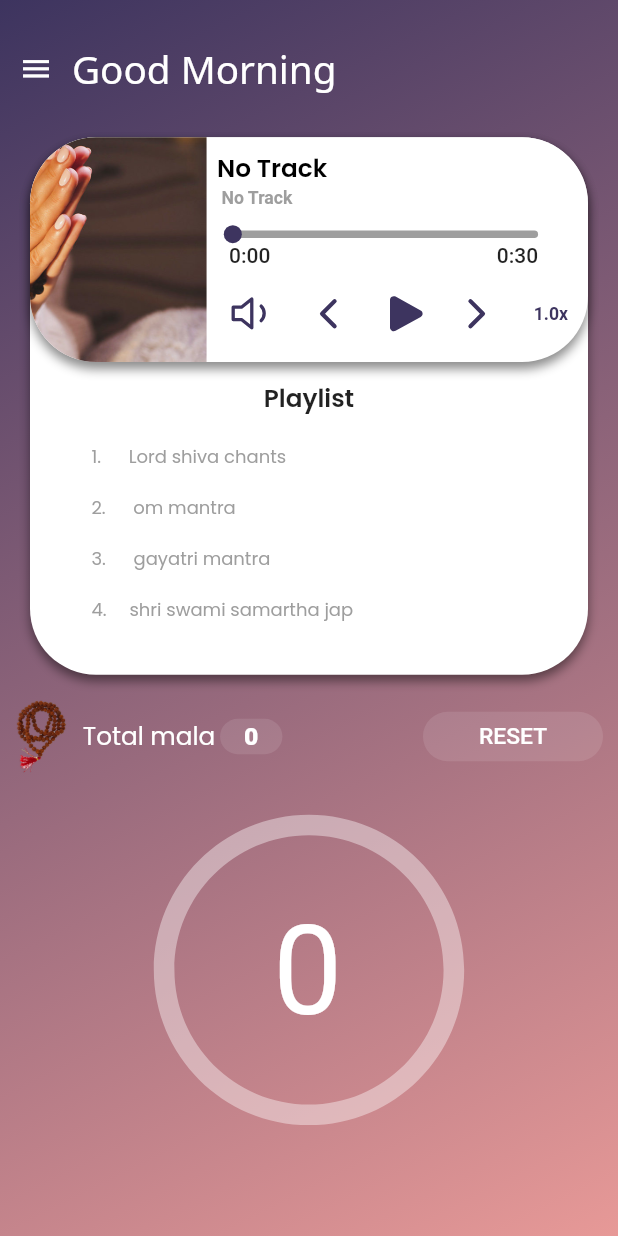
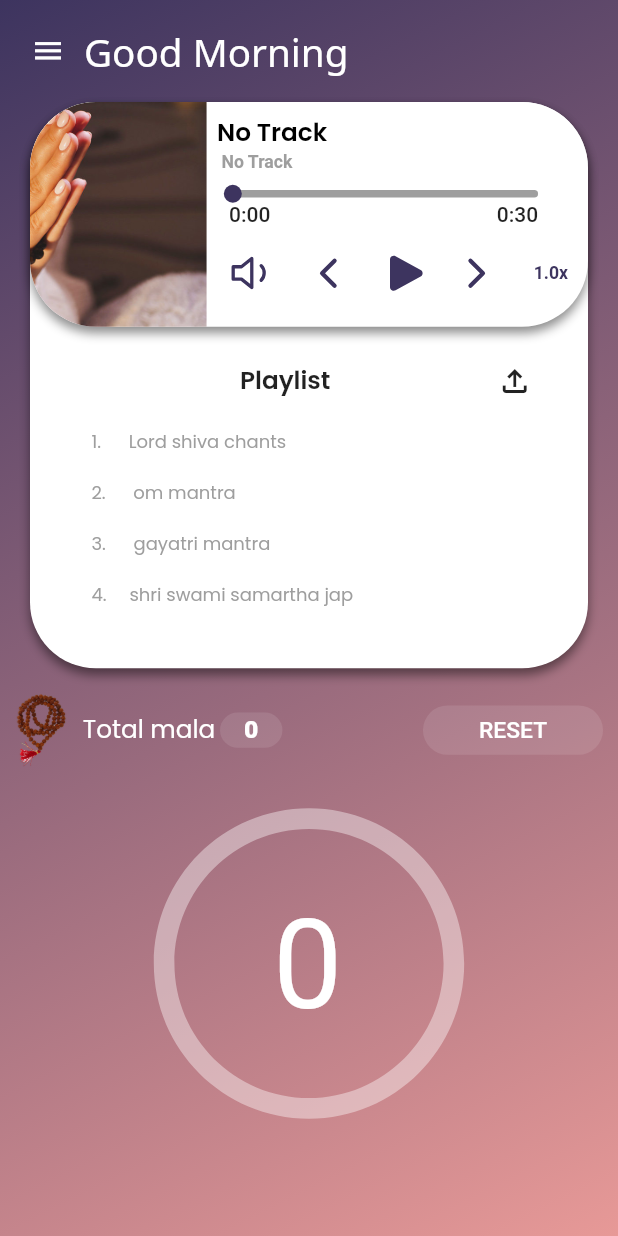
Before and after one commit to mounikagajjala1999/chantingapp, a Flutter app: the screen it shows after launch, on a phone screen of 412 x 824 dp. Run offline on Flutter 3.47's test engine with Material 2 defaults, Android fonts, the phone set to English and light mode, and no system bars; drawn by our look-alikes of audio_video_progress_bar; our stand-ins replace flutter_svg, hive, hive_flutter, just_audio, package_info_plus, vibration; accounts and stored records are empty; network calls fail; Roboto replaces fonts that are missing (assets/fonts/Poppins/Poppins-Regular.ttf).

Commit message:
new update

```diff
--- a/lib/main.dart
+++ b/lib/main.dart
@@ -6,11 +6,7 @@
 // flutter run -t lib/example_playlist.dart
 
 // import 'package:audio_session/audio_session.dart';
-import 'package:flutter/foundation.dart';
 import 'package:flutter/material.dart';
-import 'package:flutter/services.dart';
-import 'package:just_audio/just_audio.dart';
-import 'package:vibration/vibration.dart';
 import 'package:yt_counter/my_app.dart';
 import 'package:hive/hive.dart';
 import 'package:hive_flutter/adapters.dart';
@@ -20,7 +16,6 @@ import 'package:hive_flutter/hive_flutter.dart';
 // void main() => runApp(const Chant());
  Future<void> main() async {
   await Hive.initFlutter();
-
 
   var box = await Hive.openBox<dynamic>('mybox');
 
--- a/lib/my_app.dart
+++ b/lib/my_app.dart
@@ -22,7 +22,7 @@ class MyApp extends StatelessWidget {
   @override
   Widget build(BuildContext context) {
     return MaterialApp(
-      title: 'ui',
+      title: 'Chanting App',
       theme: ThemeData(
         primarySwatch: Colors.green,
       ), // ThemeData
--- a/lib/ui/home_page.dart
+++ b/lib/ui/home_page.dart
@@ -11,6 +11,7 @@ import 'package:package_info_plus/package_info_plus.dart';
 import 'package:vibration/vibration.dart';
 import 'package:yt_counter/chanting/api.dart';
 import 'package:yt_counter/chanting/model.dart';
+import 'package:yt_counter/chanting/post_api.dart';
 import 'package:yt_counter/main.dart';
 import 'package:yt_counter/my_app.dart';
 import 'package:yt_counter/res/audio_metadata.dart';
@@ -26,6 +27,15 @@ class MyHomePage extends StatefulWidget {
   State<MyHomePage> createState() => _MyHomePageState();
 }
 
+class DurationState {
+  const DurationState(
+      {required this.progress, required this.buffered, required this.total});
+
+  final Duration progress;
+  final Duration buffered;
+  final Duration total;
+}
+
 class _MyHomePageState extends State<MyHomePage> with WidgetsBindingObserver {
   late AppLifecycleState _lastLifecycleState;
   late AudioPlayer _player;
@@ -34,21 +44,19 @@ class _MyHomePageState extends State<MyHomePage> with WidgetsBindingObserver {
   int _malaCounter = 0;
   int _counter = 0;
   final _scaffoldMessengerKey = GlobalKey<ScaffoldMessengerState>();
-  List<String> list = [];
 
   void _incrementCounter() {
-
     setState(() {
       _counter++;
     });
   }
-
 
   void _clear() {
     String time = DateFormat("hh:mm:ss a").format(DateTime.now());
     String date = DateFormat("dd-MM-yyyy").format(DateTime.now());
     if (_counter != 0) {
       final box = Hive.box<dynamic>('mybox');
+      List<String> list = box.get(counterKey) ?? [];
       list.add("$_counter $date $time");
       box.put(counterKey, list);
     }
@@ -127,7 +135,7 @@ class _MyHomePageState extends State<MyHomePage> with WidgetsBindingObserver {
   ]);
 
   Future<void> _callApi(version, packageName) async {
-    ForceUpdateModel? data = await api.getData(version);
+    ForceUpdateModel? data = await apiget.getData(version);
     if (data!.code == 1) {
       var appVersionFromApi = data.result![0].appVersion;
       if (version != appVersionFromApi) {
@@ -148,7 +156,6 @@ class _MyHomePageState extends State<MyHomePage> with WidgetsBindingObserver {
       }
     }
   }
-
 
   Future<void> _init() async {
     // final session = await AudioSession.instance;
@@ -250,7 +257,6 @@ class _MyHomePageState extends State<MyHomePage> with WidgetsBindingObserver {
           child: SizedBox(
             // height: size.height,
             child: Column(
-
               children: [
                 MyAppBarWidget(drawerscaffoldkey: drawerscaffoldkey),
                 _playerA(size),
@@ -404,7 +410,7 @@ class _MyHomePageState extends State<MyHomePage> with WidgetsBindingObserver {
     return Container(
       // padding: EdgeInsets.symmetric(horizontal: 20),
       margin: EdgeInsets.symmetric(horizontal: 20),
-      height: size.height / 2.3,
+      // height: size.height / 2.3,
       // width: 200,
       decoration: BoxDecoration(
           color: Colors.white,
@@ -435,14 +441,14 @@ class _MyHomePageState extends State<MyHomePage> with WidgetsBindingObserver {
                 Expanded(
                   // flex: 2,
                   child: Padding(
-                    padding: const EdgeInsets.only(left:7),
+                    padding: const EdgeInsets.only(left: 7),
                     child: Column(
                       crossAxisAlignment: CrossAxisAlignment.start,
                       mainAxisAlignment: MainAxisAlignment.center,
                       children: [
                         Container(
-                            width: size.width/4,
-                            height: size.height/18,
+                            // width: size.width/4,
+                            // height: size.height/18,
                             // color: Colors.black,
                             child: Column(
                           crossAxisAlignment: CrossAxisAlignment.start,
@@ -475,9 +481,8 @@ class _MyHomePageState extends State<MyHomePage> with WidgetsBindingObserver {
                           child: Padding(
                             padding: const EdgeInsets.all(8.0),
                             child: SizedBox(
-                              height:size.height/35,
-                              width:size.width/2,
-
+                              height: size.height / 35,
+                              width: size.width / 2,
                               child: ProgressBar(
                                 progressBarColor: Color(0xff3D345F),
                                 baseBarColor: Colors.grey,
@@ -510,13 +515,30 @@ class _MyHomePageState extends State<MyHomePage> with WidgetsBindingObserver {
             ),
           ),
           SizedBox(height: size.height / 68),
-          Text("Playlist",
-              style: TextStyle(
-                fontSize: size.width / 25,
-                fontWeight: FontWeight.bold,
-                fontFamily: "Poppins",
-              )),
-          SizedBox(height: size.height / 90),
+          Row(
+            children: [
+              Padding(
+                padding: const EdgeInsets.only(left: 140),
+                child: Text("Playlist",
+                    style: TextStyle(
+                      fontSize: size.width / 25,
+                      fontWeight: FontWeight.bold,
+                      fontFamily: "Poppins",
+                    )),
+              ),
+              Padding(
+                padding: const EdgeInsets.only(left: 95),
+                child: MaterialButton(
+                  minWidth: 50,
+
+                  onPressed: () {},
+                  child: const Icon(
+                    Icons.file_upload_outlined,
+                  ),
+                ),
+              )
+            ],
+          ),
           Container(
             height: size.height / 5.2,
             // color: Colors.amber,
@@ -548,7 +570,8 @@ class _MyHomePageState extends State<MyHomePage> with WidgetsBindingObserver {
             //       return _trackListTile(
             //           count: index + 1, title: songsList[index]);
             //     })),
-          )
+          ),
+          SizedBox(height: size.height / 90),
         ],
       ),
     );
--- a/lib/widgets/my_appbar_widget.dart
+++ b/lib/widgets/my_appbar_widget.dart
@@ -10,7 +10,9 @@ class MyAppBarWidget extends StatelessWidget {
   Widget build(BuildContext context) {
     Size size = MediaQuery.of(context).size;
     return SizedBox(
-      height: size.height / 9,
+      // height: size.height / 9,
+      child: Padding(
+        padding: const EdgeInsets.symmetric(horizontal: 8,vertical: 10),
         child: Row(
           children: [
             IconButton(
@@ -28,7 +30,7 @@ class MyAppBarWidget extends StatelessWidget {
             ),
             Container(
               // color: Colors.amber,
-            height: size.height/20,
+              // height: size.height/20,
               alignment: Alignment.topLeft,
               // padding: (EdgeInsets.only(top: 30, bottom: 30, left: 7)),
               // color: Colors.blue,
@@ -87,6 +89,7 @@ class MyAppBarWidget extends StatelessWidget {
             ),
           ],
         ),
+      ),
     );
   }
 }
```
Also changed, not shown: lib/chanting/api.dart (+24 -24 lines), lib/chanting/post_api.dart (added, +24 -0 lines), lib/streams/total_count_stream.dart (added, +22 -0 lines), lib/ui/histroy_page.dart (+27 -9 lines), lib/ui/splash.dart (+0 -11 lines), lib/widgets/control_buttons_widget.dart (+3 -21 lines), lib/widgets/drawer.dart (+34 -18 lines). Lines whose indentation alone changed are shown as unchanged.
